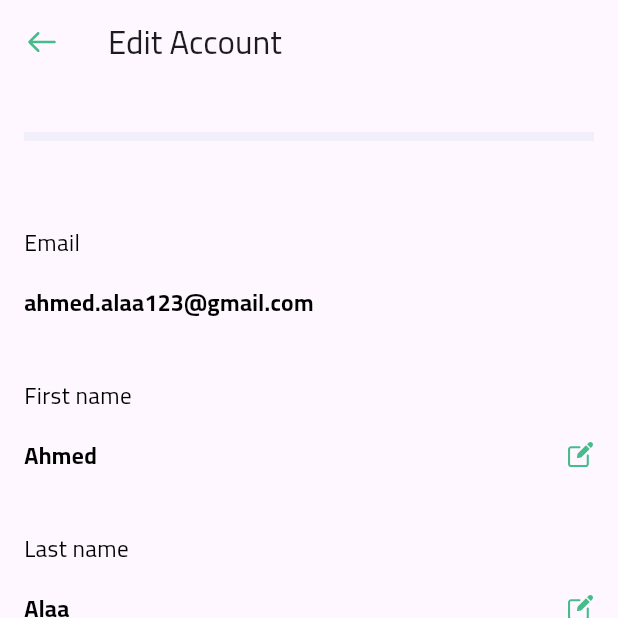
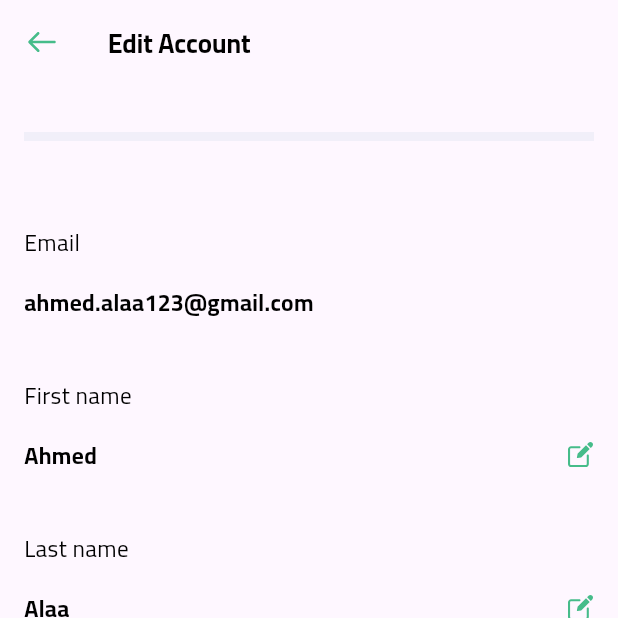
Before and after one commit to abdelrahman3003/digiFly-task, a Flutter app: the EditAcountView screen opened by its route, on a phone screen of 412 x 824 dp, the top half of it. Run offline on Flutter 3.47's test engine with Material 3 defaults, Android fonts, the phone set to English and light mode, and no system bars; our stand-ins replace firebase_core, flutter_screenutil, flutter_svg; accounts and stored records are empty.

```diff
--- a/lib/core/utils/app_routes.dart
+++ b/lib/core/utils/app_routes.dart
@@ -2,8 +2,8 @@ import 'package:digifly/features/home/home_view.dart';
 import 'package:digifly/features/home/widget/setting/edit_account/edit_acount_view.dart';
 import 'package:flutter/material.dart';
 
-import '../../features/auth/view/signin_view.dart';
-import '../../features/auth/view/signup_view.dart';
+import '../../features/auth/presentation/view/signin_view.dart';
+import '../../features/auth/presentation/view/signup_view.dart';
 
 class AppRoutes {
   static const String singinView = '/singinView';
--- a/lib/features/auth/view/signup_view.dart
+++ b/lib/features/auth/presentation/view/signup_view.dart
@@ -4,8 +4,8 @@ import 'package:digifly/core/utils/navigate.dart';
 import 'package:digifly/gen/assets.gen.dart';
 import 'package:digifly/generated/l10n.dart';
 import 'package:flutter/material.dart';
-import '../../../core/utils/app_button.dart';
-import '../../../core/utils/app_style.dart';
+import '../../../../core/utils/app_button.dart';
+import '../../../../core/utils/app_style.dart';
 import 'widget/do_have_account.dart';
 import 'widget/logo.dart';
 import 'widget/password_text_field.dart';
--- a/lib/features/auth/view/widget/continue_with_google.dart
+++ b/lib/features/auth/presentation/view/widget/continue_with_google.dart
@@ -1,8 +1,8 @@
 import 'package:flutter/material.dart';
 import 'package:flutter_svg/svg.dart';
 
-import '../../../../core/utils/app_style.dart';
-import '../../../../gen/assets.gen.dart';
+import '../../../../../core/utils/app_style.dart';
+import '../../../../../gen/assets.gen.dart';
 
 class ContinueWithGoogle extends StatelessWidget {
   const ContinueWithGoogle({super.key});
--- a/lib/features/auth/view/widget/do_have_account.dart
+++ b/lib/features/auth/presentation/view/widget/do_have_account.dart
@@ -1,8 +1,8 @@
 import 'package:flutter/gestures.dart';
 import 'package:flutter/material.dart';
 
-import '../../../../core/utils/app_colors.dart';
-import '../../../../core/utils/app_style.dart';
+import '../../../../../core/utils/app_colors.dart';
+import '../../../../../core/utils/app_style.dart';
 
 class DoHaveAccount extends StatelessWidget {
   const DoHaveAccount(
--- a/lib/features/auth/view/widget/forget_password_row.dart
+++ b/lib/features/auth/presentation/view/widget/forget_password_row.dart
@@ -1,8 +1,8 @@
 import 'package:digifly/generated/l10n.dart';
 import 'package:flutter/material.dart';
 
-import '../../../../core/utils/app_colors.dart';
-import '../../../../core/utils/app_style.dart';
+import '../../../../../core/utils/app_colors.dart';
+import '../../../../../core/utils/app_style.dart';
 
 class ForgetPasswordRow extends StatefulWidget {
   const ForgetPasswordRow({super.key});
--- a/lib/features/auth/view/widget/password_text_field.dart
+++ b/lib/features/auth/presentation/view/widget/password_text_field.dart
@@ -3,7 +3,7 @@ import 'package:digifly/gen/assets.gen.dart';
 import 'package:flutter/material.dart';
 import 'package:flutter_svg/svg.dart';
 
-import '../../../../core/utils/app_style.dart';
+import '../../../../../core/utils/app_style.dart';
 
 class PasswordTextField extends StatefulWidget {
   const PasswordTextField({super.key, required this.hintText});
--- a/lib/features/home/widget/setting/edit_account/edit_acount_view.dart
+++ b/lib/features/home/widget/setting/edit_account/edit_acount_view.dart
@@ -1,4 +1,5 @@
 import 'package:digifly/core/utils/app_button.dart';
+import 'package:digifly/core/utils/app_style.dart';
 import 'package:digifly/core/utils/navigate.dart';
 import 'package:digifly/features/home/widget/setting/edit_account/edit_account_item.dart';
 import 'package:digifly/features/home/widget/setting/space_container.dart';
@@ -22,7 +23,10 @@ class _EditAcountViewState extends State<EditAcountView> {
   Widget build(BuildContext context) {
     return Scaffold(
         appBar: AppBar(
-          title: const Text("Edit Account"),
+          title: Text(
+            S.of(context).edit_account,
+            style: AppStyle.style16font700black,
+          ),
           leading: Padding(
             padding: const EdgeInsets.all(1),
             child: GestureDetector(
--- a/pubspec.yaml
+++ b/pubspec.yaml
@@ -36,6 +36,8 @@ dependencies:
     sdk: flutter
   flutter_screenutil: ^5.9.3
   flutter_svg: ^2.0.16
+  firebase_auth: ^4.2.10
+  firebase_core: ^2.7.1
 
 dev_dependencies:
   flutter_lints: ^4.0.0
```
Also changed, not shown: lib/features/auth/data/model/user.dart (added, +20 -0 lines), lib/features/auth/presentation/view/signin_view.dart (renamed from lib/features/auth/view/signin_view.dart, +5 -5 lines), firebase.json (added), lib/features/auth/presentation/view/widget/logo.dart (renamed from lib/features/auth/view/widget/logo.dart), lib/firebase_options.dart (added), pubspec.lock, 7 other files.
